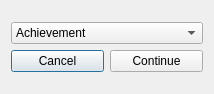
Before: the Qt Designer form XDBF/newentrychooser.ui in hetelek/XDBF-Manager, drawn with Qt 5.
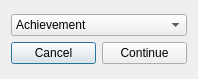
After: the same form once the commit is applied. Icons and pictures are not drawn.

Commit message: fixed UIs with layouts

```diff
--- a/XDBF/newentrychooser.ui
+++ b/XDBF/newentrychooser.ui
@@ -6,27 +6,15 @@
    <rect>
     <x>0</x>
     <y>0</y>
-    <width>214</width>
-    <height>94</height>
+    <width>198</width>
+    <height>79</height>
    </rect>
   </property>
-  <property name="minimumSize">
-   <size>
-    <width>214</width>
-    <height>94</height>
-   </size>
-  </property>
-  <property name="maximumSize">
-   <size>
-    <width>214</width>
-    <height>94</height>
-   </size>
-  </property>
   <property name="windowTitle">
    <string>New Entry Type</string>
   </property>
-  <layout class="QGridLayout" name="gridLayout">
-   <item row="0" column="0">
+  <layout class="QVBoxLayout" name="verticalLayout_2">
+   <item>
     <layout class="QVBoxLayout" name="verticalLayout">
      <item>
       <layout class="QHBoxLayout" name="horizontalLayout">
```
The commit also changes 15 other files.
